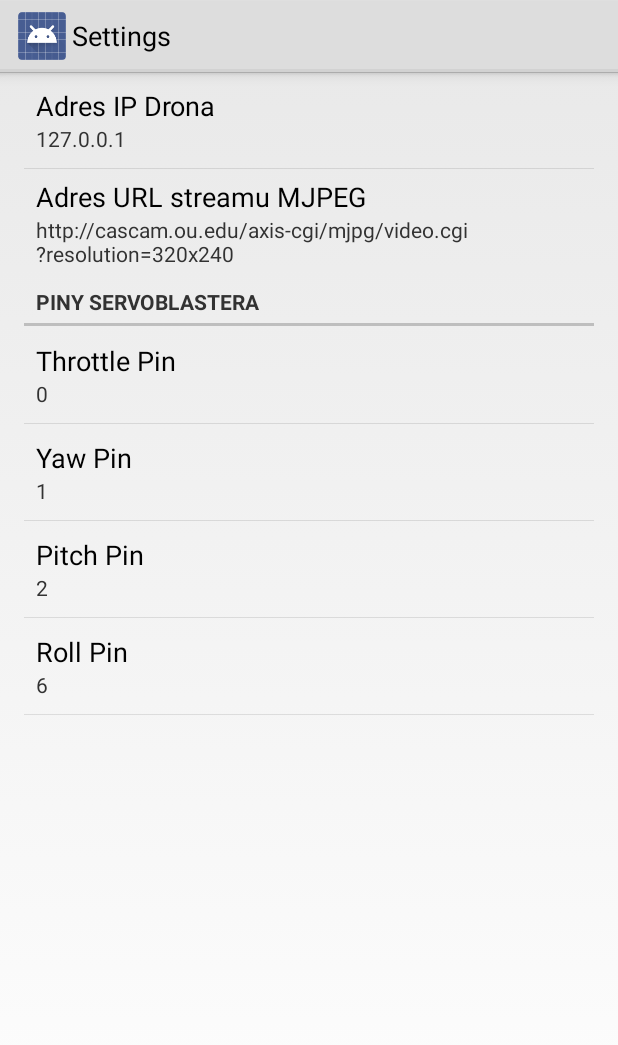
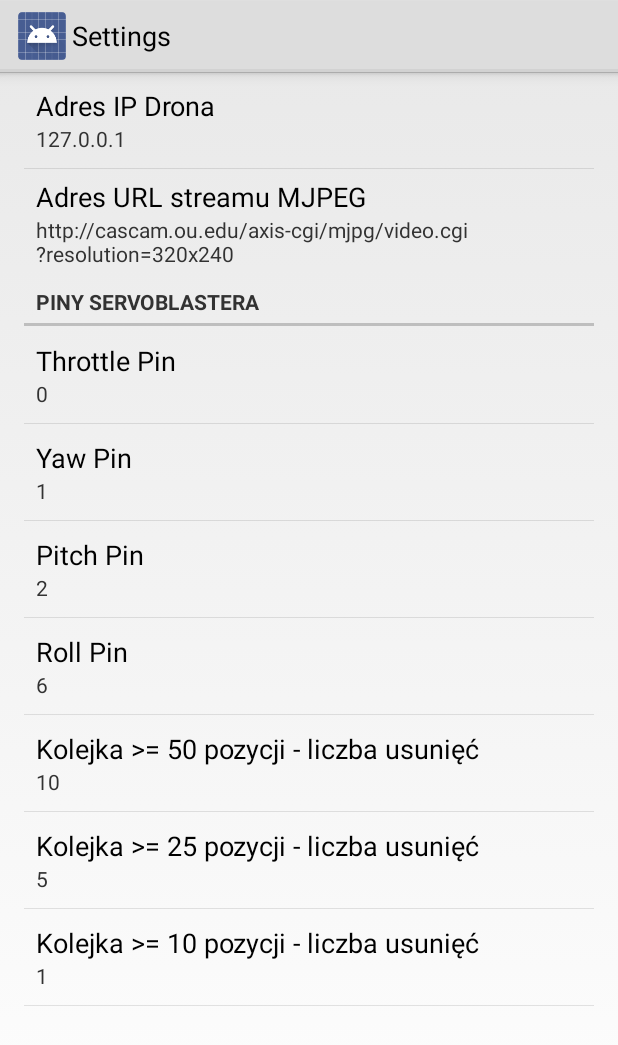
Before and after one commit to AirsickPayload/DPRI_Drone_Project, an Android app: the DroneSettingsActivity screen opened directly, with no data from a screen before it, on a phone screen of 412 x 824 dp. Shown: the top 1045 px of the screen. Run offline under Robolectric (Android 15) with nearby library versions, the phone set to English and light mode, and no system bars.

Commit message:
*Dodanie możliwości ustawienia liczby usuwanych wartości z kolejki wysyłania (progi 10, 25, 50).

```diff
--- a/droneproject_android/app/src/main/java/com/dpri/droneproject/simplemjpeg/DroneSettingsActivity.java
+++ b/droneproject_android/app/src/main/java/com/dpri/droneproject/simplemjpeg/DroneSettingsActivity.java
@@ -123,6 +123,9 @@ public class DroneSettingsActivity extends PreferenceActivity {
         bindPreferenceSummaryToValue(findPreference("pin_yaw"));
         bindPreferenceSummaryToValue(findPreference("pin_pitch"));
         bindPreferenceSummaryToValue(findPreference("pin_roll"));
+        bindPreferenceSummaryToValue(findPreference("queue_50"));
+        bindPreferenceSummaryToValue(findPreference("queue_25"));
+        bindPreferenceSummaryToValue(findPreference("queue_10"));
        // bindPreferenceSummaryToValue(findPreference("notifications_new_message_ringtone"));
     }
 
@@ -297,6 +300,9 @@ public class DroneSettingsActivity extends PreferenceActivity {
             bindPreferenceSummaryToValue(findPreference("pin_yaw"));
             bindPreferenceSummaryToValue(findPreference("pin_pitch"));
             bindPreferenceSummaryToValue(findPreference("pin_roll"));
+            bindPreferenceSummaryToValue(findPreference("queue_50"));
+            bindPreferenceSummaryToValue(findPreference("queue_25"));
+            bindPreferenceSummaryToValue(findPreference("queue_10"));
         }
     }
 }
--- a/droneproject_android/app/src/main/java/com/dpri/droneproject/simplemjpeg/DroneViewActivity.java
+++ b/droneproject_android/app/src/main/java/com/dpri/droneproject/simplemjpeg/DroneViewActivity.java
@@ -79,6 +79,8 @@ public class DroneViewActivity extends Activity implements InputDeviceListener,
     private static final int clientPort = 8888;
     // Obiekt służący do pobierania preferencji/ustawień i nasłuchiwania zmian.
     private SharedPreferences sharedPref;
+
+    private int queue50, queue25, queue10;
 
     @Override
     protected void onCreate(Bundle savedInstanceState) {
@@ -457,25 +459,39 @@ public class DroneViewActivity extends Activity implements InputDeviceListener,
             Metoda wywoływana przy dokonaniu zmianyw zakładce ustawień i powrocie do głównego layoutu.
             Aktualizuje zmienne przechowujące wartości ustawień.
          */
-        if (key.equals("ip_drona")) {
+        switch(key){
+            case "ip_drona":
                 droneIP = sharedPreferences.getString("ip_drona","");
                 inputTextView.append(System.getProperty("line.separator") + "Zmiana IP na: " + droneIP);
-        }
-        if (key.equals("url_stream")) {
+                break;
+            case "url_stream":
                 urlStream = sharedPreferences.getString("url_stream", "");
                 inputTextView.append(System.getProperty("line.separator") + "Zmiana URL streamu na: " + urlStream);
-        }
-        if(key.equals("pin_throttle")){
+                break;
+            case "pin_throttle":
                 droneValues.setThrottlePin(Integer.parseInt(sharedPref.getString("pin_throttle", "0")));
-        }
-        if(key.equals("pin_yaw")){
+                break;
+            case "pin_yaw":
                 droneValues.setYawPin(Integer.parseInt(sharedPref.getString("pin_yaw", "1")));
-        }
-        if(key.equals("pin_pitch")){
+                break;
+            case "pin_pitch":
                 droneValues.setPitchPin(Integer.parseInt(sharedPref.getString("pin_pitch", "2")));
-        }
-        if(key.equals("pin_roll")){
+                break;
+            case "pin_roll":
                 droneValues.setRollPin(Integer.parseInt(sharedPref.getString("pin_roll", "6")));
+                break;
+            case "queue_50":
+                queue50 = Integer.parseInt(sharedPref.getString("queue_50", "10"));
+                inputTextView.append(System.getProperty("line.separator") + "Kolejka >= 50 - usuwanie " + queue50 + " wartości");
+                break;
+            case "queue_25":
+                queue25 = Integer.parseInt(sharedPref.getString("queue_25", "5"));
+                inputTextView.append(System.getProperty("line.separator") + "Kolejka >= 25 - usuwanie " + queue25 + " wartości");
+                break;
+            case "queue_10":
+                queue10 = Integer.parseInt(sharedPref.getString("queue_10", "1"));
+                inputTextView.append(System.getProperty("line.separator") + "Kolejka >= 10 - usuwanie " + queue10 + " wartości");
+                break;
         }
     }
 
@@ -565,9 +581,11 @@ public class DroneViewActivity extends Activity implements InputDeviceListener,
     private void removeExcessiveValues(LinkedList<String> queue){
         int qSize = queue.size();
         if(qSize >= 50){
-            dropElementsInQueue(queue, 10);
+            dropElementsInQueue(queue, queue50);
         }else if(qSize >= 25){
-            dropElementsInQueue(queue, 5);
+            dropElementsInQueue(queue, queue25);
+        }else if(qSize >= 10){
+            dropElementsInQueue(queue, queue10);
         }
     }
 
--- a/droneproject_android/app/src/main/res/xml/pref_data_sync.xml
+++ b/droneproject_android/app/src/main/res/xml/pref_data_sync.xml
@@ -39,4 +39,31 @@
         android:inputType="numberDecimal"
         android:singleLine="true"
         android:maxLines="1" />
+
+    <EditTextPreference
+        android:key="queue_50"
+        android:title="Kolejka >= 50 pozycji - liczba usunięć"
+        android:defaultValue="10"
+        android:selectAllOnFocus="true"
+        android:inputType="numberDecimal"
+        android:singleLine="true"
+        android:maxLines="1" />
+
+    <EditTextPreference
+        android:key="queue_25"
+        android:title="Kolejka >= 25 pozycji - liczba usunięć"
+        android:defaultValue="5"
+        android:selectAllOnFocus="true"
+        android:inputType="numberDecimal"
+        android:singleLine="true"
+        android:maxLines="1" />
+
+    <EditTextPreference
+        android:key="queue_10"
+        android:title="Kolejka >= 10 pozycji - liczba usunięć"
+        android:defaultValue="1"
+        android:selectAllOnFocus="true"
+        android:inputType="numberDecimal"
+        android:singleLine="true"
+        android:maxLines="1" />
 </PreferenceScreen>
```
Lines whose indentation alone changed are shown as unchanged.
